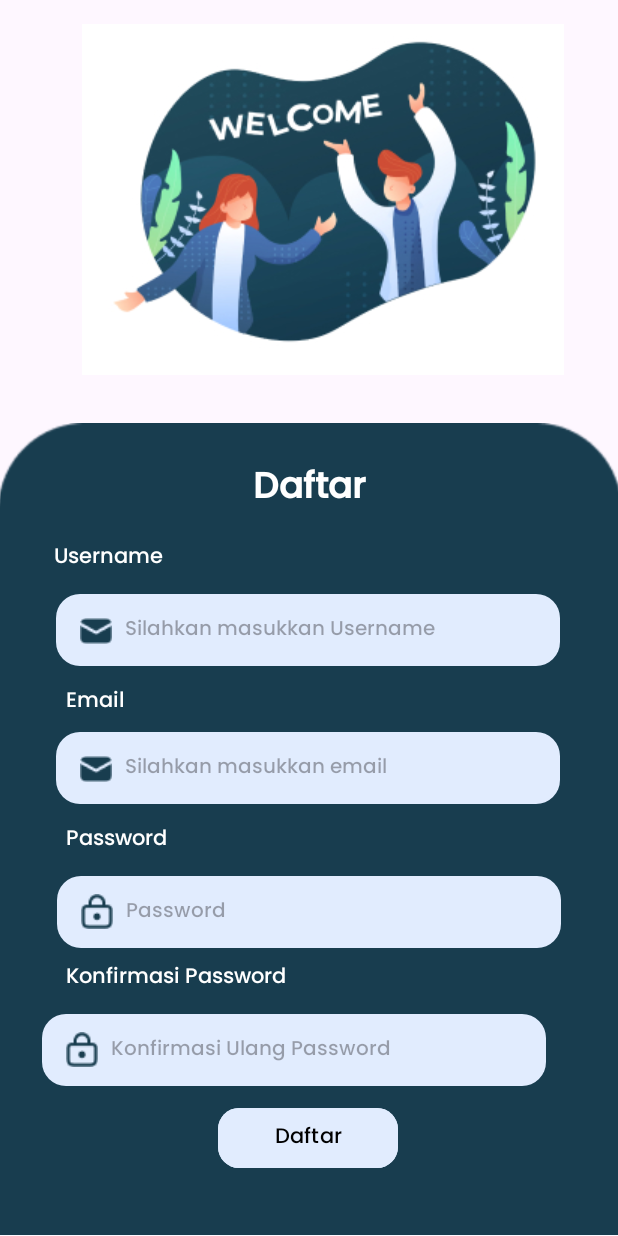
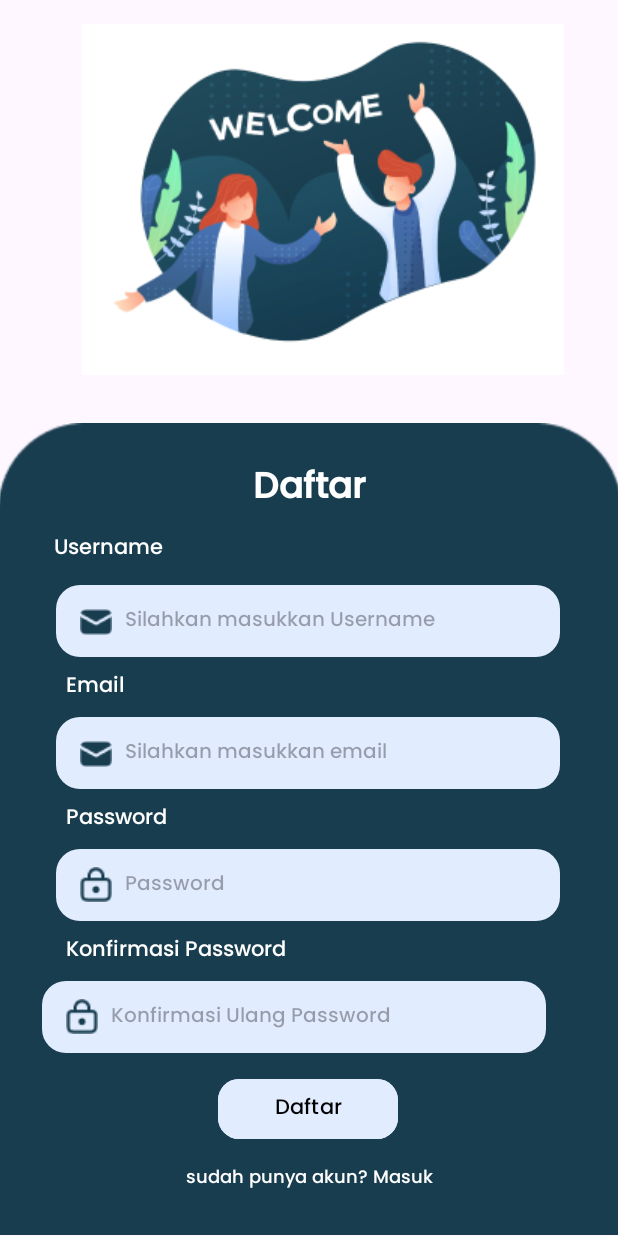
Before and after one commit to alifnay/praktik_firebase, an Android app: the screen it shows after launch (register), on a phone screen of 412 x 824 dp. Run offline under Robolectric (Android 15) with nearby library versions, the phone set to English and light mode, and no system bars.

Commit message:
textview register to login done

```diff
--- a/app/src/main/AndroidManifest.xml
+++ b/app/src/main/AndroidManifest.xml
@@ -16,6 +16,9 @@
             android:name=".MainActivity"
             android:exported="false" />
         <activity
+            android:name=".login"
+            android:exported="false" />
+        <activity
             android:name=".register"
             android:exported="true">
             <intent-filter>
--- a/app/src/main/java/com/example/firebaseapp/login.java
+++ b/app/src/main/java/com/example/firebaseapp/login.java
@@ -15,10 +15,6 @@ public class login extends AppCompatActivity {
         super.onCreate(savedInstanceState);
         EdgeToEdge.enable(this);
         setContentView(R.layout.activity_login);
-        ViewCompat.setOnApplyWindowInsetsListener(findViewById(R.id.main), (v, insets) -> {
-            Insets systemBars = insets.getInsets(WindowInsetsCompat.Type.systemBars());
-            v.setPadding(systemBars.left, systemBars.top, systemBars.right, systemBars.bottom);
-            return insets;
-        });
+
     }
 }
--- a/app/src/main/java/com/example/firebaseapp/register.java
+++ b/app/src/main/java/com/example/firebaseapp/register.java
@@ -1,6 +1,9 @@
 package com.example.firebaseapp;
 
+import android.content.Intent;
 import android.os.Bundle;
+import android.view.View;
+import android.widget.TextView;
 
 import androidx.activity.EdgeToEdge;
 import androidx.appcompat.app.AppCompatActivity;
@@ -15,10 +18,16 @@ public class register extends AppCompatActivity {
         super.onCreate(savedInstanceState);
         EdgeToEdge.enable(this);
         setContentView(R.layout.activity_register);
-        ViewCompat.setOnApplyWindowInsetsListener(findViewById(R.id.register), (v, insets) -> {
-            Insets systemBars = insets.getInsets(WindowInsetsCompat.Type.systemBars());
-            v.setPadding(systemBars.left, systemBars.top, systemBars.right, systemBars.bottom);
-            return insets;
+        TextView textToLogin = findViewById(R.id.text_to_login);
+
+        // Tambahkan OnClickListener pada text_to_login
+        textToLogin.setOnClickListener(new View.OnClickListener() {
+            @Override
+            public void onClick(View v) {
+                // Pindah ke LoginActivity
+                Intent intent = new Intent(register.this, login.class);
+                startActivity(intent);
+            }
         });
     }
 }
--- a/app/src/main/res/layout/activity_register.xml
+++ b/app/src/main/res/layout/activity_register.xml
@@ -32,7 +32,7 @@
         app:layout_constraintHorizontal_bias="0.586"
         app:layout_constraintStart_toStartOf="parent"
         app:layout_constraintTop_toBottomOf="@+id/welcome_logo"
-        app:layout_constraintVertical_bias="0.222" />
+        app:layout_constraintVertical_bias="0.347" />
 
     <TextView
         android:id="@+id/title_login"
@@ -52,7 +52,7 @@
         android:layout_width="wrap_content"
         android:layout_height="wrap_content"
         android:layout_marginStart="36dp"
-        android:layout_marginTop="14dp"
+        android:layout_marginTop="8dp"
         android:text="Username"
         android:textColor="@color/white"
         android:textStyle=""
@@ -64,7 +64,7 @@
         android:layout_width="wrap_content"
         android:layout_height="wrap_content"
         android:layout_marginStart="44dp"
-        android:layout_marginTop="12dp"
+        android:layout_marginTop="8dp"
         android:text="Email"
         android:textColor="@color/white"
         android:textStyle=""
@@ -78,10 +78,10 @@
         android:layout_marginTop="8dp"
         android:background="@drawable/rounded_edittext"
         android:hint="Silahkan masukkan email"
+        android:paddingLeft="46dp"
         android:textSize="13sp"
-        android:paddingLeft="46dp"
         app:layout_constraintEnd_toEndOf="parent"
-        app:layout_constraintHorizontal_bias="0.491"
+        app:layout_constraintHorizontal_bias="0.493"
         app:layout_constraintStart_toStartOf="parent"
         app:layout_constraintTop_toBottomOf="@+id/tv_email" />
 
@@ -133,7 +133,7 @@
         android:layout_width="wrap_content"
         android:layout_height="wrap_content"
         android:layout_marginStart="44dp"
-        android:layout_marginTop="12dp"
+        android:layout_marginTop="8dp"
         android:text="Password"
         android:textColor="@color/white"
         android:textStyle=""
@@ -144,13 +144,14 @@
         android:id="@+id/editText_password"
         android:layout_width="336dp"
         android:layout_height="48dp"
-        android:layout_marginTop="12dp"
+        android:layout_marginTop="8dp"
         android:background="@drawable/rounded_edittext"
         android:hint="Password"
+        android:inputType="textPassword"
+        android:paddingLeft="46dp"
         android:textSize="13sp"
-        android:paddingLeft="46dp"
-        android:inputType="textPassword"
         app:layout_constraintEnd_toEndOf="parent"
+        app:layout_constraintHorizontal_bias="0.493"
         app:layout_constraintStart_toStartOf="parent"
         app:layout_constraintTop_toBottomOf="@+id/tv_password" />
 
@@ -180,12 +181,12 @@
         android:layout_width="336dp"
         android:layout_height="48dp"
         android:layout_marginStart="28dp"
-        android:layout_marginTop="12dp"
+        android:layout_marginTop="8dp"
         android:background="@drawable/rounded_edittext"
+        android:hint="Konfirmasi Ulang Password"
         android:inputType="textPassword"
-        android:hint="Konfirmasi Ulang Password"
+        android:paddingLeft="46dp"
         android:textSize="13sp"
-        android:paddingLeft="46dp"
         app:layout_constraintStart_toStartOf="parent"
         app:layout_constraintTop_toBottomOf="@+id/tv_confirmpassword" />
 
@@ -211,6 +212,19 @@
         app:layout_constraintHorizontal_bias="0.498"
         app:layout_constraintStart_toStartOf="parent"
         app:layout_constraintTop_toBottomOf="@+id/editText_confirmpassword"
-        app:layout_constraintVertical_bias="0.21" />
+        app:layout_constraintVertical_bias="0.186" />
+
+    <TextView
+        android:id="@+id/text_to_login"
+        android:layout_width="wrap_content"
+        android:layout_height="wrap_content"
+        android:layout_marginTop="60dp"
+        android:text="sudah punya akun? Masuk"
+        android:textColor="@color/white"
+        android:textSize="12sp"
+        app:layout_constraintEnd_toEndOf="parent"
+        app:layout_constraintHorizontal_bias="0.502"
+        app:layout_constraintStart_toStartOf="parent"
+        app:layout_constraintTop_toTopOf="@+id/btn_regis" />
 
 </androidx.constraintlayout.widget.ConstraintLayout>
```
